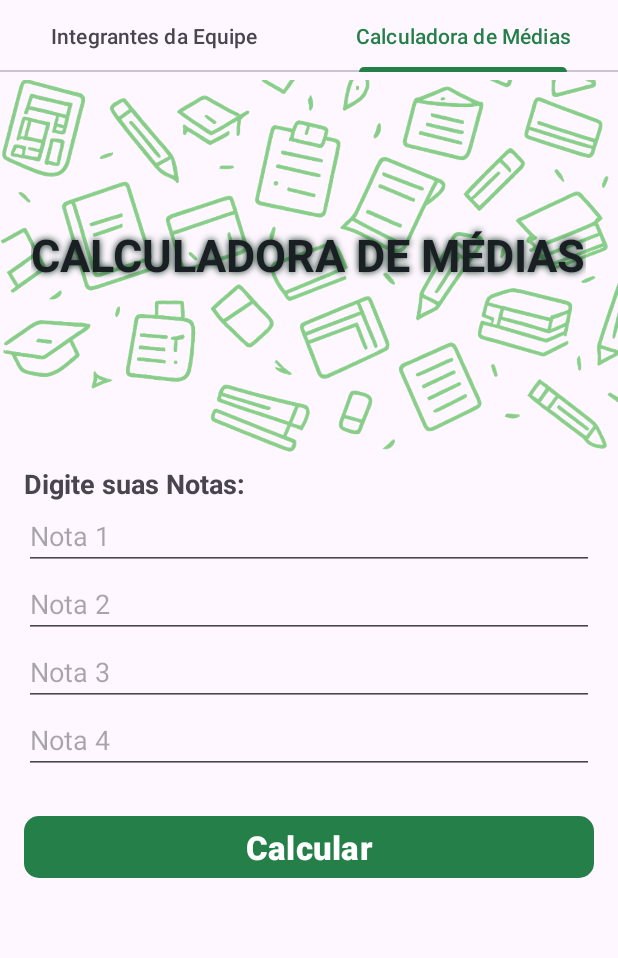
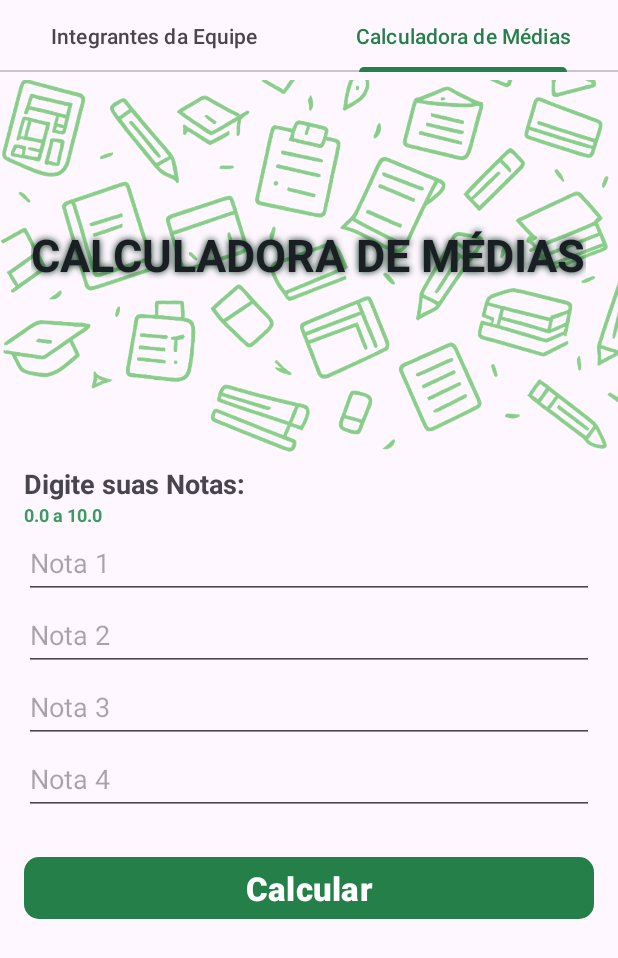
Before and after one commit to WellingtonHSL/App-CalculadoraMedia, an Android app: the screen it shows after launch (MainActivity), tab 2 chosen, on a phone screen of 412 x 824 dp. Shown: the top 958 px of the screen. Run offline under Robolectric (Android 15) with nearby library versions, the phone set to English and light mode, and no system bars.

Commit message:
Style(snackbar): Personalizei a cor do reset na snackbar

```diff
--- a/app/src/main/java/com/wellingtonhenrique/calculadoramedias/data/MembersData.kt
+++ b/app/src/main/java/com/wellingtonhenrique/calculadoramedias/data/MembersData.kt
@@ -5,6 +5,8 @@ import com.wellingtonhenrique.calculadoramedias.model.Members
 
 val membersList = listOf(
 
+    Members("Aluno", "Glauber Shoity Nakai", "253212-1", "Programação para Dispositivos Móveis", "Sistema de Informação"),
+    Members("Aluno", "Vitor Dos Santos Trentini", "247245-1", "Programação para Dispositivos Móveis", "Sistema de Informação"),
     Members("Aluno", "Wellington Henrique da Silva Lima", "222455-1", "Programação para Dispositivos Móveis", "Sistema de Informação"),
     Members("Professor", "Carlos Eduardo Simões Pelegrin", "000000-1", "Programação para Dispositivos Móveis", "Sistema de Informação")
 )
--- a/app/src/main/java/com/wellingtonhenrique/calculadoramedias/ui/calculator/CalculatorFragment.kt
+++ b/app/src/main/java/com/wellingtonhenrique/calculadoramedias/ui/calculator/CalculatorFragment.kt
@@ -1,5 +1,6 @@
 package com.wellingtonhenrique.calculadoramedias.ui.calculator
 
+import android.graphics.Color
 import android.os.Bundle
 import android.view.LayoutInflater
 import android.view.View
@@ -49,7 +50,9 @@ class CalculatorFragment : Fragment() {
                     note2.text.clear()
                     note3.text.clear()
                     note4.text.clear()
-                }.show()
+                }
+                    .setActionTextColor(Color.GREEN)
+                    .show()
             } else {
                 Snackbar.make(view, "Digite notas válidas", Snackbar.LENGTH_LONG).show()
             }
--- a/app/src/main/res/layout/fragment_calculator.xml
+++ b/app/src/main/res/layout/fragment_calculator.xml
@@ -43,18 +43,30 @@
             android:textSize="18sp"
             android:textStyle="bold" />
 
+        <TextView
+            android:id="@+id/tv_subtext_calc"
+            android:layout_width="match_parent"
+            android:layout_height="wrap_content"
+            android:layout_below="@id/tv_text_calc"
+            android:text="0.0 a 10.0"
+            android:textSize="12sp"
+            android:textStyle="bold"
+            android:textColor="@color/greenlight"/>
+
         <EditText
             android:id="@+id/et_note1"
             android:layout_width="match_parent"
             android:layout_height="wrap_content"
-            android:layout_below="@id/tv_text_calc"
+            android:minHeight="48dp"
+            android:layout_below="@id/tv_subtext_calc"
             android:hint="Nota 1"
-            android:inputType="numberDecimal" />
+            android:inputType="numberDecimal"/>
 
         <EditText
             android:id="@+id/et_note2"
             android:layout_width="match_parent"
             android:layout_height="wrap_content"
+            android:minHeight="48dp"
             android:layout_below="@id/et_note1"
             android:hint="Nota 2"
             android:inputType="numberDecimal" />
@@ -63,6 +75,7 @@
             android:id="@+id/et_note3"
             android:layout_width="match_parent"
             android:layout_height="wrap_content"
+            android:minHeight="48dp"
             android:layout_below="@id/et_note2"
             android:hint="Nota 3"
             android:inputType="numberDecimal" />
@@ -71,6 +84,7 @@
             android:id="@+id/et_note4"
             android:layout_width="match_parent"
             android:layout_height="wrap_content"
+            android:minHeight="48dp"
             android:layout_below="@id/et_note3"
             android:hint="Nota 4"
             android:inputType="numberDecimal" />
```
